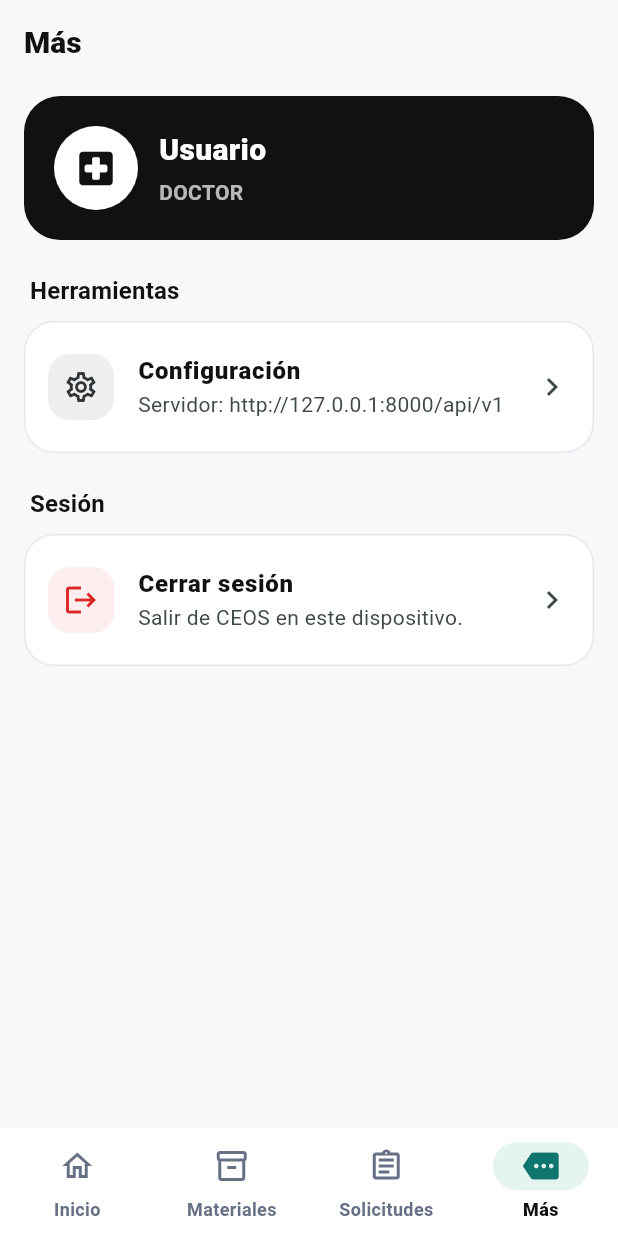
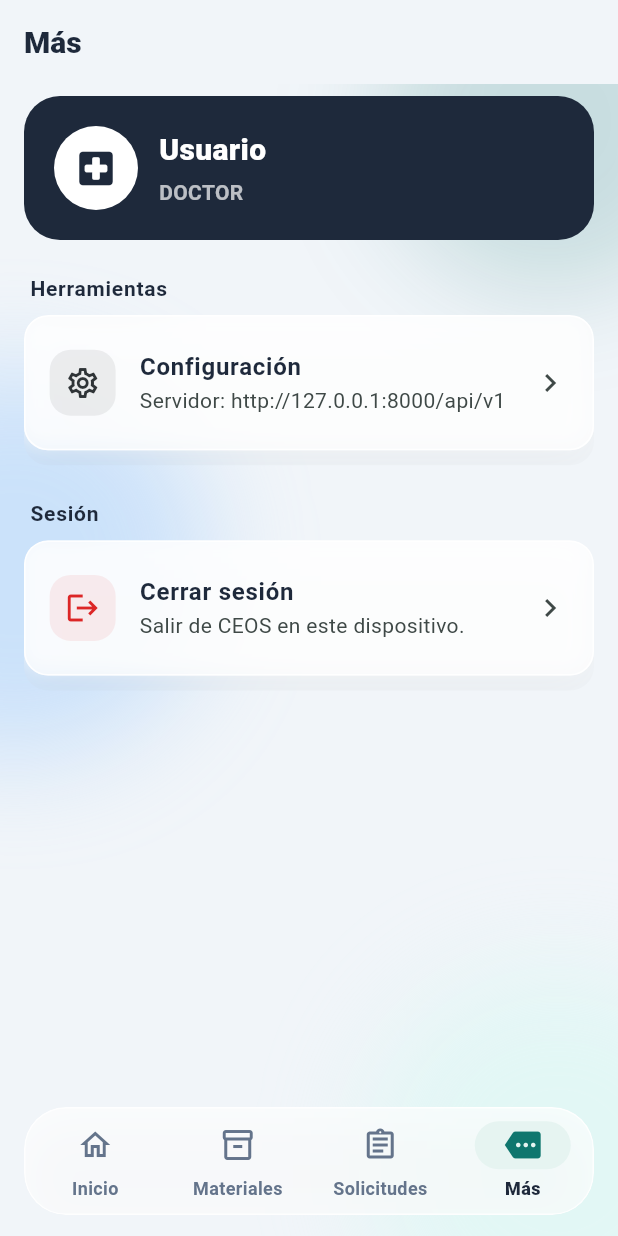
Before and after one commit to v4nish03/CEOS, a Flutter app: the MainWrapper screen opened by its route, item 4 of the bottom bar chosen, on a phone screen of 412 x 824 dp. Run offline on Flutter 3.47's test engine with Material 3 defaults, Android fonts, the phone set to English and light mode, and no system bars; our stand-ins replace dio, flutter_riverpod, flutter_secure_storage, go_router, shared_preferences; missing offline and left inert: dart:html; accounts and stored records are empty; network calls fail; statements that could not run were skipped.

Commit message:
Apply premium glass mobile UI

```diff
--- /dev/null
+++ b/Movil/lib/core/permissions/role_permissions.dart
@@ -0,0 +1,85 @@
+class RolePermissions {
+  const RolePermissions({
+    required this.canViewInventory,
+    required this.canModifyInventory,
+    required this.canViewUsers,
+    required this.canManageUsers,
+    required this.canViewReports,
+    required this.canReviewRequests,
+    required this.canCreateRequests,
+    required this.canViewExpenses,
+    required this.canCreateExpenses,
+    required this.canCreateBackups,
+  });
+
+  final bool canViewInventory;
+  final bool canModifyInventory;
+  final bool canViewUsers;
+  final bool canManageUsers;
+  final bool canViewReports;
+  final bool canReviewRequests;
+  final bool canCreateRequests;
+  final bool canViewExpenses;
+  final bool canCreateExpenses;
+  final bool canCreateBackups;
+
+  bool get isInventoryReadOnly => canViewInventory && !canModifyInventory;
+}
+
+RolePermissions permissionsForRole(String? role) {
+  switch (role) {
+    case 'SUPERADMIN':
+      return const RolePermissions(
+        canViewInventory: true,
+        canModifyInventory: true,
+        canViewUsers: true,
+        canManageUsers: true,
+        canViewReports: true,
+        canReviewRequests: true,
+        canCreateRequests: false,
+        canViewExpenses: true,
+        canCreateExpenses: true,
+        canCreateBackups: true,
+      );
+    case 'ADMIN':
+      return const RolePermissions(
+        canViewInventory: true,
+        canModifyInventory: false,
+        canViewUsers: true,
+        canManageUsers: true,
+        canViewReports: true,
+        canReviewRequests: true,
+        canCreateRequests: false,
+        canViewExpenses: true,
+        canCreateExpenses: false,
+        canCreateBackups: true,
+      );
+    case 'INVENTARIO':
+      return const RolePermissions(
+        canViewInventory: true,
+        canModifyInventory: true,
+        canViewUsers: false,
+        canManageUsers: false,
+        canViewReports: true,
+        canReviewRequests: true,
+        canCreateRequests: false,
+        canViewExpenses: true,
+        canCreateExpenses: true,
+        canCreateBackups: false,
+      );
+    case 'DOCTOR':
+    default:
+      return const RolePermissions(
+        canViewInventory: true,
+        canModifyInventory: false,
+        canViewUsers: false,
+        canManageUsers: false,
+        canViewReports: false,
+        canReviewRequests: false,
+        canCreateRequests: true,
+        canViewExpenses: false,
+        canCreateExpenses: false,
+        canCreateBackups: false,
+      );
+  }
+}
--- a/Movil/lib/core/theme/app_theme.dart
+++ b/Movil/lib/core/theme/app_theme.dart
@@ -3,10 +3,10 @@ import 'package:flutter/material.dart';
 class AppTheme {
   // CEOS tiene un logo sobrio (letras negras sobre blanco). La app toma esa
   // base editorial y agrega acentos clínicos suaves para estados y acciones.
-  static const Color ink = Color(0xFF111111);
+  static const Color ink = Color(0xFF1E293B);
   static const Color graphite = Color(0xFF2F3437);
-  static const Color slate = Color(0xFF667085);
-  static const Color porcelain = Color(0xFFF7F8FA);
+  static const Color slate = Color(0xFF64748B);
+  static const Color porcelain = Color(0xFFF1F5F9);
   static const Color card = Color(0xFFFFFFFF);
   static const Color border = Color(0xFFE4E7EC);
   static const Color clinicalTeal = Color(0xFF0F766E);
@@ -87,6 +87,13 @@ class AppTheme {
           textStyle: const TextStyle(fontWeight: FontWeight.w800),
         ),
       ),
+      floatingActionButtonTheme: FloatingActionButtonThemeData(
+        backgroundColor: ink,
+        foregroundColor: Colors.white,
+        elevation: 0,
+        extendedTextStyle: const TextStyle(fontWeight: FontWeight.w800, letterSpacing: 0.2),
+        shape: RoundedRectangleBorder(borderRadius: BorderRadius.circular(16)),
+      ),
       outlinedButtonTheme: OutlinedButtonThemeData(
         style: OutlinedButton.styleFrom(
           foregroundColor: ink,
@@ -107,7 +114,7 @@ class AppTheme {
       navigationBarTheme: NavigationBarThemeData(
         height: 72,
         elevation: 0,
-        backgroundColor: card,
+        backgroundColor: Colors.white70,
         indicatorColor: softTeal,
         labelTextStyle: WidgetStateProperty.resolveWith(
           (states) => TextStyle(
--- /dev/null
+++ b/Movil/lib/core/widgets/premium_glass.dart
@@ -0,0 +1,167 @@
+import 'dart:ui';
+
+import 'package:flutter/material.dart';
+
+class PremiumGlass {
+  static const Color canvas = Color(0xFFF1F5F9);
+  static const Color canvasLight = Color(0xFFF8FAFC);
+  static const Color slate800 = Color(0xFF1E293B);
+  static const Color slate500 = Color(0xFF64748B);
+  static const Color glassBorder = Color(0xE6FFFFFF);
+
+  static BoxDecoration glassDecoration({
+    double radius = 16,
+    Color color = const Color(0xB4FFFFFF),
+    Color borderColor = glassBorder,
+  }) {
+    return BoxDecoration(
+      color: color,
+      borderRadius: BorderRadius.circular(radius),
+      border: Border.all(color: borderColor, width: 1.1),
+      boxShadow: [
+        BoxShadow(
+          color: Colors.black.withAlpha(10),
+          blurRadius: 24,
+          offset: const Offset(0, 12),
+        ),
+        BoxShadow(
+          color: Colors.white.withAlpha(160),
+          blurRadius: 10,
+          offset: const Offset(-3, -3),
+        ),
+      ],
+    );
+  }
+
+  static ButtonStyle primaryButtonStyle(BuildContext context) {
+    final color = Theme.of(context).primaryColor;
+    return FilledButton.styleFrom(
+      backgroundColor: color,
+      foregroundColor: Colors.white,
+      elevation: 0,
+      shadowColor: color.withAlpha(40),
+      shape: RoundedRectangleBorder(borderRadius: BorderRadius.circular(16)),
+      textStyle: const TextStyle(fontWeight: FontWeight.w800, letterSpacing: 0.2),
+    );
+  }
+}
+
+class PremiumBackground extends StatelessWidget {
+  const PremiumBackground({super.key, required this.child, this.padding});
+
+  final Widget child;
+  final EdgeInsetsGeometry? padding;
+
+  @override
+  Widget build(BuildContext context) {
+    return Container(
+      color: PremiumGlass.canvas,
+      child: Stack(
+        children: [
+          Positioned(
+            top: -90,
+            right: -70,
+            child: _BlurOrb(color: Theme.of(context).colorScheme.secondary.withAlpha(46), size: 230),
+          ),
+          const Positioned(
+            top: 190,
+            left: -120,
+            child: _BlurOrb(color: Color(0x6693C5FD), size: 260),
+          ),
+          const Positioned(
+            bottom: -80,
+            right: -90,
+            child: _BlurOrb(color: Color(0x66CCFBF1), size: 260),
+          ),
+          Positioned.fill(
+            child: Padding(
+              padding: padding ?? EdgeInsets.zero,
+              child: child,
+            ),
+          ),
+        ],
+      ),
+    );
+  }
+}
+
+class GlassContainer extends StatelessWidget {
+  const GlassContainer({
+    super.key,
+    required this.child,
+    this.padding = const EdgeInsets.all(16),
+    this.margin,
+    this.borderRadius = 16,
+    this.color,
+  });
+
+  final Widget child;
+  final EdgeInsetsGeometry padding;
+  final EdgeInsetsGeometry? margin;
+  final double borderRadius;
+  final Color? color;
+
+  @override
+  Widget build(BuildContext context) {
+    return ClipRRect(
+      borderRadius: BorderRadius.circular(borderRadius),
+      child: BackdropFilter(
+        filter: ImageFilter.blur(sigmaX: 16, sigmaY: 16),
+        child: Container(
+          margin: margin,
+          padding: padding,
+          decoration: PremiumGlass.glassDecoration(radius: borderRadius, color: color ?? Colors.white.withAlpha(180)),
+          child: child,
+        ),
+      ),
+    );
+  }
+}
+
+class PremiumSectionTitle extends StatelessWidget {
+  const PremiumSectionTitle({super.key, required this.title, this.subtitle});
+
+  final String title;
+  final String? subtitle;
+
+  @override
+  Widget build(BuildContext context) {
+    return Column(
+      crossAxisAlignment: CrossAxisAlignment.start,
+      children: [
+        Text(
+          title,
+          style: const TextStyle(
+            color: PremiumGlass.slate800,
+            fontSize: 18,
+            fontWeight: FontWeight.w700,
+            letterSpacing: 0.5,
+          ),
+        ),
+        if (subtitle != null) ...[
+          const SizedBox(height: 4),
+          Text(subtitle!, style: const TextStyle(color: PremiumGlass.slate500, fontWeight: FontWeight.w600)),
+        ],
+      ],
+    );
+  }
+}
+
+class _BlurOrb extends StatelessWidget {
+  const _BlurOrb({required this.color, required this.size});
+
+  final Color color;
+  final double size;
+
+  @override
+  Widget build(BuildContext context) {
+    return ImageFiltered(
+      imageFilter: ImageFilter.blur(sigmaX: 34, sigmaY: 34),
+      child: Container(
+        width: size,
+        height: size,
+        decoration: BoxDecoration(color: color, shape: BoxShape.circle),
+      ),
+    );
+  }
+}
--- a/Movil/lib/features/auth/presentation/widgets/dashboard_view.dart
+++ b/Movil/lib/features/auth/presentation/widgets/dashboard_view.dart
@@ -1,3 +1,4 @@
+import 'package:ceos/core/widgets/premium_glass.dart';
 import 'package:flutter/material.dart';
 import 'package:flutter_riverpod/flutter_riverpod.dart';
 import 'package:ceos/features/auth/presentation/providers/auth_provider.dart';
@@ -13,6 +14,7 @@ class DashboardView extends ConsumerWidget {
     final nombre = session.name ?? 'Usuario';
 
     return Scaffold(
+      backgroundColor: PremiumGlass.canvas,
       appBar: AppBar(
         title: Column(
           crossAxisAlignment: CrossAxisAlignment.start,
@@ -29,7 +31,7 @@ class DashboardView extends ConsumerWidget {
           ),
         ],
       ),
-      body: _buildDashboardForRole(role, nombre),
+      body: PremiumBackground(child: _buildDashboardForRole(role, nombre)),
     );
   }
 
--- a/Movil/lib/features/gastos/presentation/screens/gastos_screen.dart
+++ b/Movil/lib/features/gastos/presentation/screens/gastos_screen.dart
@@ -1,3 +1,4 @@
+import 'package:ceos/core/permissions/role_permissions.dart';
 import 'package:flutter/material.dart';
 import 'package:flutter_riverpod/flutter_riverpod.dart';
 import 'package:intl/intl.dart';
@@ -13,8 +14,8 @@ class GastosScreen extends ConsumerWidget {
     final gastosAsync = ref.watch(gastosProvider);
     final totalAsync = ref.watch(gastosTotalProvider);
     final role = ref.watch(authProvider).role ?? 'DOCTOR';
-    // El backend solo permite crear gastos a SUPERADMIN e INVENTARIO
-    final canCreateGasto = role == 'SUPERADMIN' || role == 'INVENTARIO';
+    final permissions = permissionsForRole(role);
+    final canCreateGasto = permissions.canCreateExpenses;
     final theme = Theme.of(context);
     final currencyFormat = NumberFormat.currency(locale: 'es_US', symbol: '\$', decimalDigits: 2);
 
--- a/Movil/lib/features/home/presentation/screens/main_wrapper.dart
+++ b/Movil/lib/features/home/presentation/screens/main_wrapper.dart
@@ -1,3 +1,6 @@
+import 'dart:ui';
+
+import 'package:ceos/core/permissions/role_permissions.dart';
 import 'package:ceos/features/auth/presentation/providers/auth_provider.dart';
 import 'package:ceos/features/auth/presentation/widgets/dashboard_view.dart';
 import 'package:ceos/features/home/presentation/screens/more_screen.dart';
@@ -27,62 +30,72 @@ class MainWrapper extends ConsumerWidget {
     }
 
     return Scaffold(
+      backgroundColor: const Color(0xFFF1F5F9),
+      extendBody: true,
       body: IndexedStack(
         index: safeIndex,
         children: destinations.map((item) => item.screen).toList(),
       ),
-      bottomNavigationBar: NavigationBar(
-        selectedIndex: safeIndex,
-        onDestinationSelected: (index) => ref.read(navigationIndexProvider.notifier).state = index,
-        destinations: destinations
-            .map((item) => NavigationDestination(icon: Icon(item.icon), selectedIcon: Icon(item.selectedIcon), label: item.label))
-            .toList(),
+      bottomNavigationBar: Padding(
+        padding: const EdgeInsets.fromLTRB(16, 0, 16, 14),
+        child: ClipRRect(
+          borderRadius: BorderRadius.circular(28),
+          child: BackdropFilter(
+            filter: ImageFilter.blur(sigmaX: 20, sigmaY: 20),
+            child: DecoratedBox(
+              decoration: BoxDecoration(
+                color: Colors.white.withAlpha(170),
+                borderRadius: BorderRadius.circular(28),
+                border: Border.all(color: Colors.white.withAlpha(220)),
+                boxShadow: [
+                  BoxShadow(color: Colors.black.withAlpha(10), blurRadius: 24, offset: const Offset(0, 12)),
+                ],
+              ),
+              child: NavigationBar(
+                backgroundColor: Colors.transparent,
+                elevation: 0,
+                selectedIndex: safeIndex,
+                onDestinationSelected: (index) => ref.read(navigationIndexProvider.notifier).state = index,
+                destinations: destinations
+                    .map((item) => NavigationDestination(icon: Icon(item.icon), selectedIcon: Icon(item.selectedIcon), label: item.label))
+                    .toList(),
+              ),
+            ),
+          ),
+        ),
       ),
     );
   }
 
   List<_RoleDestination> _destinationsForRole(String role) {
-    final base = <_RoleDestination>[
+    final permissions = permissionsForRole(role);
+    final destinations = <_RoleDestination>[
       const _RoleDestination(label: 'Inicio', icon: Icons.home_outlined, selectedIcon: Icons.home, screen: DashboardView()),
     ];
 
-    switch (role) {
-      case 'DOCTOR':
-        return [
-          ...base,
-          const _RoleDestination(label: 'Materiales', icon: Icons.inventory_2_outlined, selectedIcon: Icons.inventory_2, screen: InventoryScreen()),
-          const _RoleDestination(label: 'Solicitudes', icon: Icons.assignment_outlined, selectedIcon: Icons.assignment, screen: RequestsScreen()),
-          const _RoleDestination(label: 'Más', icon: Icons.more_horiz, selectedIcon: Icons.more, screen: MoreScreen()),
-        ];
-      case 'INVENTARIO':
-        return [
-          ...base,
-          const _RoleDestination(label: 'Inventario', icon: Icons.inventory_2_outlined, selectedIcon: Icons.inventory_2, screen: InventoryScreen()),
-          const _RoleDestination(label: 'Movimientos', icon: Icons.swap_vert_outlined, selectedIcon: Icons.swap_vert, screen: MovementsScreen()),
-          const _RoleDestination(label: 'Solicitudes', icon: Icons.assignment_outlined, selectedIcon: Icons.assignment, screen: RequestsScreen()),
-          const _RoleDestination(label: 'Reportes', icon: Icons.bar_chart_outlined, selectedIcon: Icons.bar_chart, screen: ReportsScreen()),
-          const _RoleDestination(label: 'Más', icon: Icons.more_horiz, selectedIcon: Icons.more, screen: MoreScreen()),
-        ];
-      case 'SUPERADMIN':
-        return [
-          ...base,
-          const _RoleDestination(label: 'Usuarios', icon: Icons.people_outline, selectedIcon: Icons.people, screen: UsersScreen()),
-          const _RoleDestination(label: 'Inventario', icon: Icons.inventory_2_outlined, selectedIcon: Icons.inventory_2, screen: InventoryScreen()),
-          const _RoleDestination(label: 'Solicitudes', icon: Icons.assignment_outlined, selectedIcon: Icons.assignment, screen: RequestsScreen()),
-          const _RoleDestination(label: 'Reportes', icon: Icons.bar_chart_outlined, selectedIcon: Icons.bar_chart, screen: ReportsScreen()),
-          const _RoleDestination(label: 'Más', icon: Icons.more_horiz, selectedIcon: Icons.more, screen: MoreScreen()),
-        ];
-      case 'ADMIN':
-      default:
-        return [
-          ...base,
-          const _RoleDestination(label: 'Usuarios', icon: Icons.people_outline, selectedIcon: Icons.people, screen: UsersScreen()),
-          const _RoleDestination(label: 'Inventario', icon: Icons.inventory_2_outlined, selectedIcon: Icons.inventory_2, screen: InventoryScreen()),
-          const _RoleDestination(label: 'Solicitudes', icon: Icons.assignment_outlined, selectedIcon: Icons.assignment, screen: RequestsScreen()),
-          const _RoleDestination(label: 'Reportes', icon: Icons.bar_chart_outlined, selectedIcon: Icons.bar_chart, screen: ReportsScreen()),
-          const _RoleDestination(label: 'Más', icon: Icons.more_horiz, selectedIcon: Icons.more, screen: MoreScreen()),
-        ];
+    if (permissions.canViewUsers) {
+      destinations.add(const _RoleDestination(label: 'Usuarios', icon: Icons.people_outline, selectedIcon: Icons.people, screen: UsersScreen()));
     }
+    if (permissions.canViewInventory) {
+      destinations.add(_RoleDestination(
+        label: role == 'DOCTOR' ? 'Materiales' : 'Inventario',
+        icon: Icons.inventory_2_outlined,
+        selectedIcon: Icons.inventory_2,
+        screen: const InventoryScreen(),
+      ));
+    }
+    if (role == 'INVENTARIO') {
+      destinations.add(const _RoleDestination(label: 'Movimientos', icon: Icons.swap_vert_outlined, selectedIcon: Icons.swap_vert, screen: MovementsScreen()));
+    }
+    if (permissions.canReviewRequests || permissions.canCreateRequests) {
+      destinations.add(const _RoleDestination(label: 'Solicitudes', icon: Icons.assignment_outlined, selectedIcon: Icons.assignment, screen: RequestsScreen()));
+    }
+    if (permissions.canViewReports) {
+      destinations.add(const _RoleDestination(label: 'Reportes', icon: Icons.bar_chart_outlined, selectedIcon: Icons.bar_chart, screen: ReportsScreen()));
+    }
+    destinations.add(const _RoleDestination(label: 'Más', icon: Icons.more_horiz, selectedIcon: Icons.more, screen: MoreScreen()));
+
+    return destinations;
   }
 }
 
@@ -96,16 +109,15 @@ class _RoleDestination {
 }
 
 List<String> getLabelsForRole(String role) {
-  final base = ['inicio'];
-  switch (role) {
-    case 'DOCTOR':
-      return [...base, 'materiales', 'solicitudes', 'más'];
-    case 'INVENTARIO':
-      return [...base, 'inventario', 'movimientos', 'solicitudes', 'reportes', 'más'];
-    case 'SUPERADMIN':
-      return [...base, 'usuarios', 'inventario', 'solicitudes', 'reportes', 'más'];
-    case 'ADMIN':
-    default:
-      return [...base, 'usuarios', 'inventario', 'solicitudes', 'reportes', 'más'];
-  }
+  final permissions = permissionsForRole(role);
+  final labels = ['inicio'];
+
+  if (permissions.canViewUsers) labels.add('usuarios');
+  if (permissions.canViewInventory) labels.add(role == 'DOCTOR' ? 'materiales' : 'inventario');
+  if (role == 'INVENTARIO') labels.add('movimientos');
+  if (permissions.canReviewRequests || permissions.canCreateRequests) labels.add('solicitudes');
+  if (permissions.canViewReports) labels.add('reportes');
+  labels.add('más');
+
+  return labels;
 }
--- a/Movil/lib/features/home/presentation/screens/more_screen.dart
+++ b/Movil/lib/features/home/presentation/screens/more_screen.dart
@@ -1,9 +1,11 @@
 import 'package:ceos/core/constants/app_constants.dart';
+import 'package:ceos/core/permissions/role_permissions.dart';
 import 'package:ceos/core/network/dio_client.dart';
 import 'package:ceos/core/theme/app_theme.dart';
 import 'package:ceos/features/auth/presentation/providers/auth_provider.dart';
 import 'package:ceos/features/gastos/presentation/providers/gastos_provider.dart';
 import 'package:dio/dio.dart';
+import 'package:ceos/core/widgets/premium_glass.dart';
 import 'package:flutter/material.dart';
 import 'package:flutter_riverpod/flutter_riverpod.dart';
 import 'package:go_router/go_router.dart';
@@ -15,15 +17,18 @@ class MoreScreen extends ConsumerWidget {
   Widget build(BuildContext context, WidgetRef ref) {
     final session = ref.watch(authProvider);
     final role = session.role ?? 'DOCTOR';
-    final canSeeGastos = role == 'SUPERADMIN' || role == 'ADMIN' || role == 'INVENTARIO';
-    final canBackup = role == 'SUPERADMIN' || role == 'ADMIN';
+    final permissions = permissionsForRole(role);
+    final canSeeGastos = permissions.canViewExpenses;
+    final canBackup = permissions.canCreateBackups;
 
     return Scaffold(
+      backgroundColor: PremiumGlass.canvas,
       appBar: AppBar(title: const Text('Más')),
-      body: RefreshIndicator(
+      body: PremiumBackground(
+        child: RefreshIndicator(
         onRefresh: () async => ref.invalidate(gastosTotalProvider),
         child: ListView(
-          padding: const EdgeInsets.fromLTRB(16, 8, 16, 24),
+          padding: const EdgeInsets.fromLTRB(16, 8, 16, 110),
           children: [
             _ProfileHeader(name: session.name ?? 'Usuario', role: role),
             const SizedBox(height: 18),
@@ -67,6 +72,7 @@ class MoreScreen extends ConsumerWidget {
             ),
           ],
         ),
+      ),
       ),
     );
   }
@@ -167,7 +173,8 @@ class _GastosSummary extends StatelessWidget {
   @override
   Widget build(BuildContext context) {
     final totalAsync = ref.watch(gastosTotalProvider);
-    return Card(
+    return GlassContainer(
+      padding: EdgeInsets.zero,
       child: Padding(
         padding: const EdgeInsets.all(18),
         child: Row(
@@ -208,7 +215,7 @@ class _SectionTitle extends StatelessWidget {
   Widget build(BuildContext context) {
     return Padding(
       padding: const EdgeInsets.only(left: 4, bottom: 8, top: 4),
-      child: Text(title, style: Theme.of(context).textTheme.titleMedium),
+      child: Text(title, style: const TextStyle(color: PremiumGlass.slate800, fontWeight: FontWeight.w700, letterSpacing: 0.5)),
     );
   }
 }
@@ -224,7 +231,9 @@ class _ActionTile extends StatelessWidget {
 
   @override
   Widget build(BuildContext context) {
-    return Card(
+    return GlassContainer(
+      padding: EdgeInsets.zero,
+      margin: const EdgeInsets.only(bottom: 10),
       child: ListTile(
         contentPadding: const EdgeInsets.symmetric(horizontal: 16, vertical: 8),
         leading: Container(
@@ -232,7 +241,7 @@ class _ActionTile extends StatelessWidget {
           decoration: BoxDecoration(color: color.withAlpha(20), borderRadius: BorderRadius.circular(14)),
           child: Icon(icon, color: color),
         ),
-        title: Text(title, style: const TextStyle(fontWeight: FontWeight.w800)),
+        title: Text(title, style: const TextStyle(fontWeight: FontWeight.w700, color: PremiumGlass.slate800)),
         subtitle: Text(subtitle),
         trailing: const Icon(Icons.chevron_right),
         onTap: onTap,
```
Also changed, not shown: Movil/lib/features/dashboard/presentation/widgets/dashboard_widgets.dart (+46 -75 lines), Movil/lib/features/dashboard/presentation/widgets/role_menu.dart (+8 -3 lines), Movil/lib/features/inventory/presentation/screens/inventory_screen.dart (+14 -6 lines), Movil/lib/features/inventory/presentation/screens/movements_screen.dart (+9 -8 lines), Movil/lib/features/inventory/presentation/widgets/material_card.dart (+4 -12 lines), Movil/lib/features/reports/presentation/screens/reports_screen.dart (+18 -22 lines), Movil/lib/features/request/presentation/screens/requests_screen.dart (+9 -3 lines), Movil/lib/features/request/presentation/widgets/request_card.dart (+7 -17 lines), Movil/lib/features/users/presentation/screens/users_screen.dart (+10 -3 lines), Movil/lib/features/users/presentation/widgets/user_card.dart (+3 -13 lines), 2 other files.
